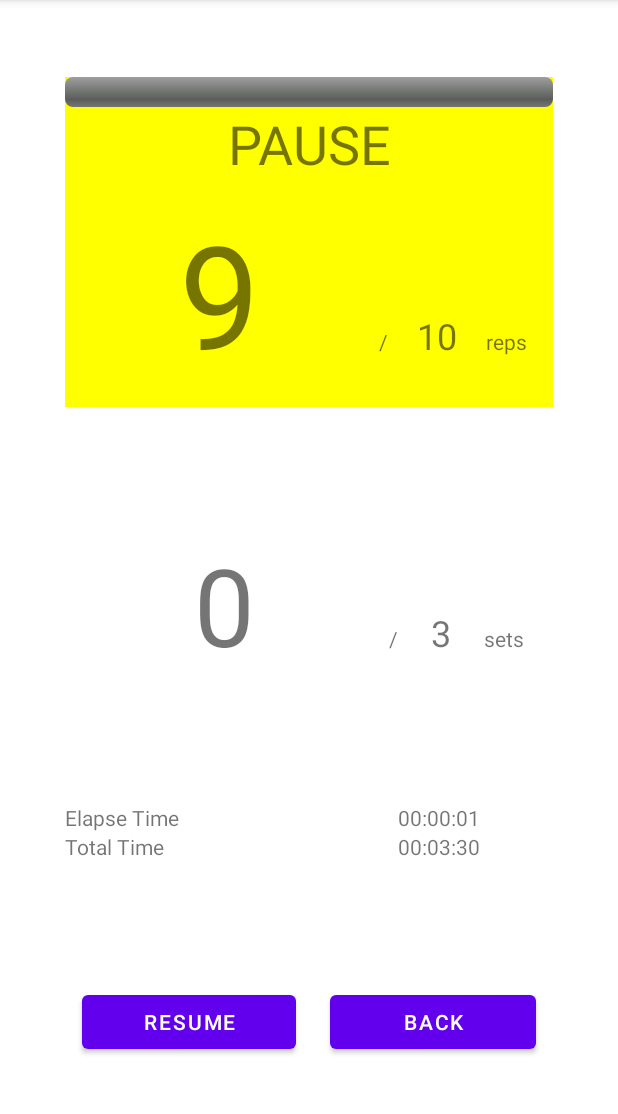
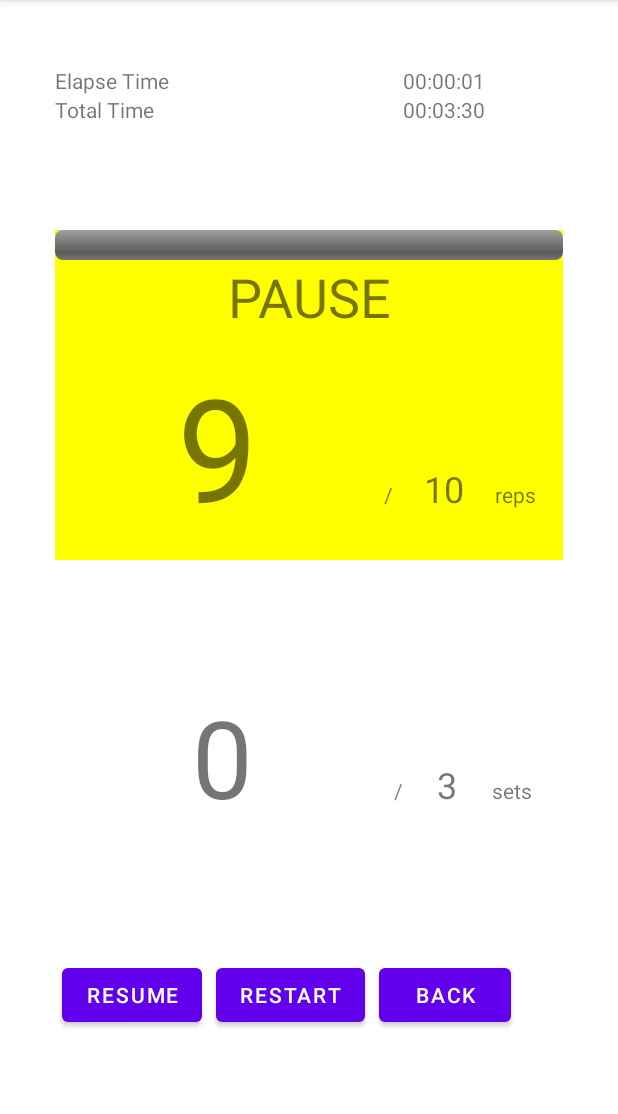
Before and after one commit to atarukodaka/WorkoutTimer, an Android app: the ExerciseActivity screen opened directly, with no data from a screen before it, after a tap on "READY", on a phone screen of 412 x 824 dp, the part 84-1198 px from its top. Run offline under Robolectric (Android 15) with nearby library versions, the phone set to English and light mode, and no system bars.

Commit message:
RESTART button added

```diff
--- a/app/src/main/java/com/example/workouttimer/ExerciseActivity.kt
+++ b/app/src/main/java/com/example/workouttimer/ExerciseActivity.kt
@@ -34,19 +34,25 @@ class ExerciseActivity : AppCompatActivity() {
     //////////////////////////////
     @RequiresApi(Build.VERSION_CODES.LOLLIPOP)
     public fun buttonPauseResume(view: View){
-        if (status.tag == "PAUSE") {
+        if (status.tag == "FINISHED") {
+            // do nothing if finished
+        } else if (status.tag == "PAUSE") {
             btnPauseResume.text = "PAUSE"
             status.tag = "RESUME"
             timer = startExerciseTimer(status.millis)
-        } else if(status.tag == "DONE"){
-            btnPauseResume.text = "PAUSE"
-            timer = startExerciseTimer(count_settings.total_sec() * countdownInterval)
         } else {
             status.tag = "PAUSE"
             btnPauseResume.text = "RESUME"
             timer.cancel()
         }
         updateUI()
+    }
+    @RequiresApi(Build.VERSION_CODES.LOLLIPOP)
+    public fun buttonRestart(view: View){
+        status = ExerciseStatus()
+        timer.cancel()
+        timer = startExerciseTimer(count_settings.total_sec() * countdownInterval)
+
     }
     public fun buttonBack(view: View){
         timer.cancel()
@@ -68,6 +74,7 @@ class ExerciseActivity : AppCompatActivity() {
                 if (elapse_sec < 0){
                     status.tag = "READY"
                     status.ready = elapse_sec * -1
+                    tone = "middle"
 
                     if (status.ready <= 3){
                         sound.speakText(status.ready.toString())
@@ -90,6 +97,7 @@ class ExerciseActivity : AppCompatActivity() {
                             }
                         }
                     } else {  // INTERVAL
+                        tone = "middle"
                         status.tag = "INTERVAL"
                         status.interval = count_settings.interval - (mod - count_settings.ticks * count_settings.reps )
                         if (status.interval == count_settings.interval) {
@@ -97,7 +105,7 @@ class ExerciseActivity : AppCompatActivity() {
                         } else if (status.interval % 10 == 0){
                             sound.speakText("${status.interval.toString()} seconds left")
                             tone = "high"
-                        } else if (status.interval <= 3 ) {
+                        } else if (status.interval <= 5 ) {
                             sound.speakText(status.interval.toString())
                         }
                     }
@@ -106,8 +114,8 @@ class ExerciseActivity : AppCompatActivity() {
                 updateUI()
             }
             override fun onFinish() {
-                status.tag = "DONE"
-                btnPauseResume.text = getString(R.string.RESTART)
+                status.tag = "FINISHED"
+                //btnPauseResume.text = getString(R.string.RESTART)
                 sound.speakText("all sets finished. well done.")
                 updateUI()
             }
@@ -122,7 +130,7 @@ class ExerciseActivity : AppCompatActivity() {
                 "READY" -> Color.YELLOW
                 "WORK" -> Color.GREEN
                 "INTERVAL" -> Color.YELLOW
-                "DONE" -> Color.CYAN
+                "FINISHED" -> Color.CYAN
                 "PAUSE" -> Color.YELLOW
                 else -> Color.WHITE
             }
@@ -134,7 +142,6 @@ class ExerciseActivity : AppCompatActivity() {
                     "READY" -> status.ready.toString()
                     "WORK" -> status.rep.toString()  // + " / " + count_settings.reps.toString()
                     "INTERVAL" -> status.interval.toString()
-                    // "DONE" -> "CONGRATS !!"
                     else -> ""
                 }
             //if (text != "") {
--- a/app/src/main/res/layout/activity_exercise.xml
+++ b/app/src/main/res/layout/activity_exercise.xml
@@ -4,8 +4,65 @@
     xmlns:tools="http://schemas.android.com/tools"
     android:layout_width="match_parent"
     android:layout_height="match_parent"
-    android:padding="5pt"
+    android:padding="2pt"
     tools:context=".ExerciseActivity">
+
+    <TableLayout
+        android:id="@+id/tableLayoutTime"
+        android:layout_width="0dp"
+        android:layout_height="wrap_content"
+        android:layout_marginStart="32dp"
+        android:layout_marginLeft="32dp"
+        android:layout_marginTop="32dp"
+        android:layout_marginEnd="32dp"
+        android:layout_marginRight="32dp"
+        android:layout_marginBottom="32dp"
+        app:layout_constraintBottom_toTopOf="@+id/linearLayoutMainScreen"
+        app:layout_constraintEnd_toEndOf="parent"
+        app:layout_constraintStart_toStartOf="parent"
+        app:layout_constraintTop_toTopOf="parent">
+
+        <TableRow
+            android:layout_width="match_parent"
+            android:layout_height="match_parent">
+
+            <TextView
+                android:id="@+id/textView7"
+                android:layout_width="wrap_content"
+                android:layout_height="wrap_content"
+                android:layout_weight="1"
+                android:text="Elapse Time" />
+
+            <TextView
+                android:id="@+id/textViewElapseTime"
+                android:layout_width="match_parent"
+                android:layout_height="wrap_content"
+                android:layout_weight="1"
+                android:gravity="center"
+                android:text="TextView" />
+        </TableRow>
+
+        <TableRow
+            android:layout_width="match_parent"
+            android:layout_height="match_parent">
+
+            <TextView
+                android:id="@+id/textView8"
+                android:layout_width="wrap_content"
+                android:layout_height="wrap_content"
+                android:layout_weight="1"
+                android:text="Total Time" />
+
+            <TextView
+                android:id="@+id/textViewTotalTime"
+                android:layout_width="match_parent"
+                android:layout_height="wrap_content"
+                android:layout_weight="1"
+                android:gravity="center"
+                android:text="TextView" />
+        </TableRow>
+
+    </TableLayout>
 
     <LinearLayout
         android:id="@+id/linearLayoutMainScreen"
@@ -23,7 +80,7 @@
         app:layout_constraintBottom_toTopOf="@+id/linearLayoutSubScreen"
         app:layout_constraintEnd_toEndOf="parent"
         app:layout_constraintStart_toStartOf="parent"
-        app:layout_constraintTop_toTopOf="parent">
+        app:layout_constraintTop_toBottomOf="@+id/tableLayoutTime">
 
         <ProgressBar
             android:id="@+id/progressBarTicks"
@@ -89,7 +146,7 @@
         android:layout_marginRight="32dp"
         android:layout_marginBottom="32dp"
         android:orientation="vertical"
-        app:layout_constraintBottom_toTopOf="@+id/tableLayoutTime"
+        app:layout_constraintBottom_toTopOf="@+id/linearLayoutButtons"
         app:layout_constraintEnd_toEndOf="parent"
         app:layout_constraintStart_toStartOf="parent"
         app:layout_constraintTop_toBottomOf="@+id/linearLayoutMainScreen">
@@ -133,63 +190,6 @@
 
     </LinearLayout>
 
-    <TableLayout
-        android:id="@+id/tableLayoutTime"
-        android:layout_width="0dp"
-        android:layout_height="wrap_content"
-        android:layout_marginStart="32dp"
-        android:layout_marginLeft="32dp"
-        android:layout_marginTop="32dp"
-        android:layout_marginEnd="32dp"
-        android:layout_marginRight="32dp"
-        android:layout_marginBottom="32dp"
-        app:layout_constraintBottom_toTopOf="@+id/linearLayoutButtons"
-        app:layout_constraintEnd_toEndOf="parent"
-        app:layout_constraintStart_toStartOf="parent"
-        app:layout_constraintTop_toBottomOf="@+id/linearLayoutSubScreen">
-
-        <TableRow
-            android:layout_width="match_parent"
-            android:layout_height="match_parent">
-
-            <TextView
-                android:id="@+id/textView7"
-                android:layout_width="wrap_content"
-                android:layout_height="wrap_content"
-                android:layout_weight="1"
-                android:text="Elapse Time" />
-
-            <TextView
-                android:id="@+id/textViewElapseTime"
-                android:layout_width="match_parent"
-                android:layout_height="wrap_content"
-                android:layout_weight="1"
-                android:gravity="center"
-                android:text="TextView" />
-        </TableRow>
-
-        <TableRow
-            android:layout_width="match_parent"
-            android:layout_height="match_parent">
-
-            <TextView
-                android:id="@+id/textView8"
-                android:layout_width="wrap_content"
-                android:layout_height="wrap_content"
-                android:layout_weight="1"
-                android:text="Total Time" />
-
-            <TextView
-                android:id="@+id/textViewTotalTime"
-                android:layout_width="match_parent"
-                android:layout_height="wrap_content"
-                android:layout_weight="1"
-                android:gravity="center"
-                android:text="TextView" />
-        </TableRow>
-
-    </TableLayout>
-
     <LinearLayout
         android:id="@+id/linearLayoutButtons"
         android:layout_width="0dp"
@@ -199,28 +199,34 @@
         android:layout_marginTop="32dp"
         android:layout_marginEnd="32dp"
         android:layout_marginRight="32dp"
-        android:layout_marginBottom="32dp"
+        android:layout_marginBottom="64dp"
         android:orientation="horizontal"
         app:layout_constraintBottom_toBottomOf="parent"
         app:layout_constraintEnd_toEndOf="parent"
         app:layout_constraintStart_toStartOf="parent"
-        app:layout_constraintTop_toBottomOf="@+id/tableLayoutTime">
+        app:layout_constraintTop_toBottomOf="@+id/linearLayoutSubScreen">
 
         <Button
             android:id="@+id/btnPauseResume"
             android:layout_width="wrap_content"
             android:layout_height="wrap_content"
-            android:layout_margin="5pt"
-            android:layout_weight="1"
+            android:layout_margin="2pt"
             android:onClick="buttonPauseResume"
             android:text="PAUSE" />
+
+        <Button
+            android:id="@+id/button"
+            android:layout_width="wrap_content"
+            android:layout_height="wrap_content"
+            android:layout_margin="2pt"
+            android:onClick="buttonRestart"
+            android:text="@string/RESTART" />
 
         <Button
             android:id="@+id/button4"
             android:layout_width="wrap_content"
             android:layout_height="wrap_content"
-            android:layout_margin="5pt"
-            android:layout_weight="1"
+            android:layout_margin="2pt"
             android:onClick="buttonBack"
             android:text="BACK" />
     </LinearLayout>
--- a/app/src/main/res/layout/activity_main.xml
+++ b/app/src/main/res/layout/activity_main.xml
@@ -212,6 +212,7 @@
                 android:id="@+id/btnSavePreset"
                 android:layout_width="match_parent"
                 android:layout_height="wrap_content"
+                android:layout_margin="2pt"
                 android:layout_weight="1"
                 android:onClick="buttonSavePreset"
                 android:text="SAVE PRESET" />
@@ -220,6 +221,7 @@
                 android:id="@+id/btnLoadPreset"
                 android:layout_width="match_parent"
                 android:layout_height="wrap_content"
+                android:layout_margin="2pt"
                 android:layout_weight="1"
                 android:onClick="buttonLoadPreset"
                 android:text="LOAD Preset" />
```
